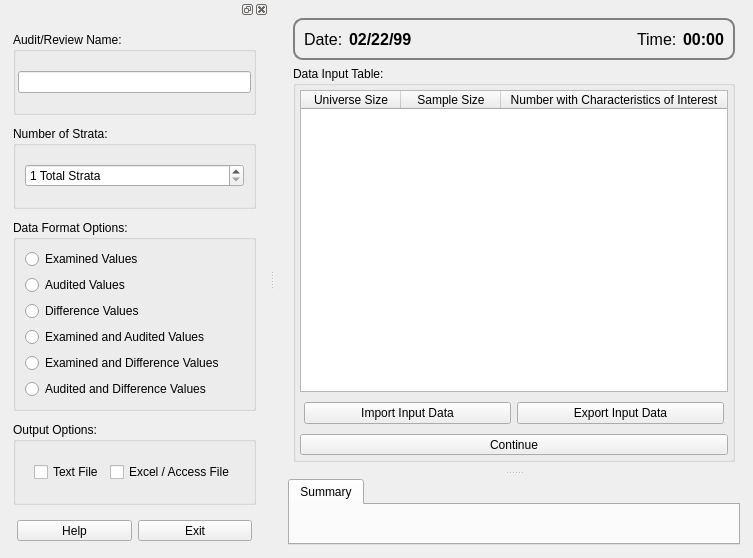
cbtek/RStats2017, file products/RAT-STATS/rstats_modules/stratified_variable_appraisal/src/UIRStatsSVA.ui: the form before one commit.
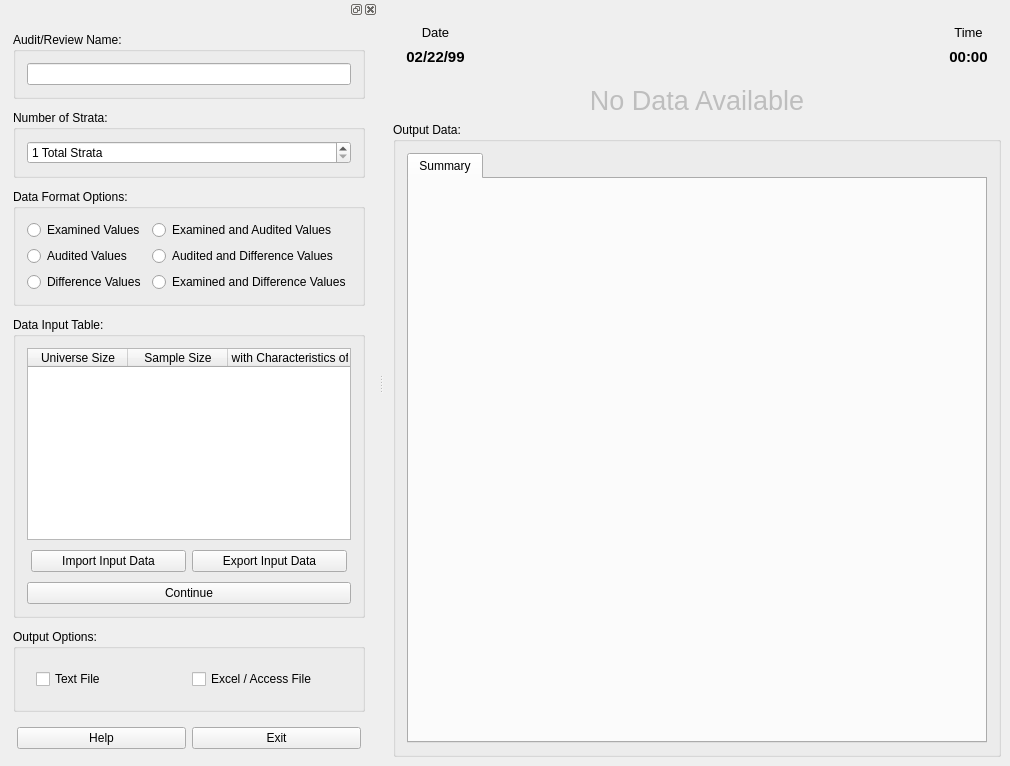
The form after the commit.

Commit message: Made a few updates to the SVA UI

```diff
--- a/products/RAT-STATS/rstats_modules/stratified_variable_appraisal/src/UIRStatsSVA.ui
+++ b/products/RAT-STATS/rstats_modules/stratified_variable_appraisal/src/UIRStatsSVA.ui
@@ -6,8 +6,8 @@
    <rect>
     <x>0</x>
     <y>0</y>
-    <width>753</width>
-    <height>558</height>
+    <width>1010</width>
+    <height>766</height>
    </rect>
   </property>
   <property name="windowTitle">
@@ -16,23 +16,14 @@
   <widget class="QWidget" name="centralwidget">
    <layout class="QVBoxLayout" name="verticalLayout_7">
     <item>
-     <widget class="QSplitter" name="splitter">
-      <property name="orientation">
-       <enum>Qt::Vertical</enum>
-      </property>
-      <widget class="QFrame" name="verticalFrame">
+     <widget class="QFrame" name="m_frmDateTime">
        <layout class="QVBoxLayout" name="verticalLayout_2">
         <item>
          <widget class="QFrame" name="m_frmTimeDate">
           <property name="styleSheet">
-           <string notr="true">#m_frmTimeDate
-{
-	border:2px solid gray;
-	border-radius:10px;
-	padding: 5px;
-}</string>
-          </property>
-          <layout class="QHBoxLayout" name="horizontalLayout_5">
+          <string notr="true"/>
+         </property>
+         <layout class="QGridLayout" name="gridLayout_3">
            <property name="leftMargin">
             <number>4</number>
            </property>
@@ -45,23 +36,26 @@
            <property name="bottomMargin">
             <number>4</number>
            </property>
-           <item>
+          <item row="0" column="1">
             <widget class="QLabel" name="label_6">
              <property name="font">
               <font>
-               <pointsize>12</pointsize>
+              <pointsize>10</pointsize>
               </font>
              </property>
              <property name="text">
-              <string>Date:</string>
+             <string>Date</string>
+            </property>
+            <property name="alignment">
+             <set>Qt::AlignCenter</set>
              </property>
             </widget>
            </item>
-           <item>
+          <item row="1" column="1">
             <widget class="QLabel" name="m_lblDate">
              <property name="font">
               <font>
-               <pointsize>12</pointsize>
+              <pointsize>11</pointsize>
                <weight>75</weight>
                <italic>false</italic>
                <bold>true</bold>
@@ -70,9 +64,44 @@
              <property name="text">
               <string>02/22/99</string>
              </property>
-            </widget>
-           </item>
-           <item>
+            <property name="alignment">
+             <set>Qt::AlignCenter</set>
+            </property>
+           </widget>
+          </item>
+          <item row="1" column="3">
+           <widget class="QLabel" name="m_lblTime">
+            <property name="font">
+             <font>
+              <pointsize>11</pointsize>
+              <weight>75</weight>
+              <bold>true</bold>
+             </font>
+            </property>
+            <property name="text">
+             <string>00:00</string>
+            </property>
+            <property name="alignment">
+             <set>Qt::AlignCenter</set>
+            </property>
+           </widget>
+          </item>
+          <item row="0" column="3">
+           <widget class="QLabel" name="label_5">
+            <property name="font">
+             <font>
+              <pointsize>10</pointsize>
+             </font>
+            </property>
+            <property name="text">
+             <string>Time</string>
+            </property>
+            <property name="alignment">
+             <set>Qt::AlignCenter</set>
+            </property>
+           </widget>
+          </item>
+          <item row="0" column="2">
             <spacer name="horizontalSpacer">
              <property name="orientation">
               <enum>Qt::Horizontal</enum>
@@ -85,151 +114,47 @@
              </property>
             </spacer>
            </item>
-           <item>
-            <widget class="QLabel" name="label_5">
-             <property name="font">
-              <font>
-               <pointsize>12</pointsize>
-              </font>
-             </property>
-             <property name="text">
-              <string>Time:</string>
-             </property>
-            </widget>
-           </item>
+         </layout>
+        </widget>
+       </item>
+      </layout>
+     </widget>
+    </item>
            <item>
-            <widget class="QLabel" name="m_lblTime">
+     <widget class="QLabel" name="m_lblNoData">
+      <property name="enabled">
+       <bool>false</bool>
+      </property>
              <property name="font">
               <font>
-               <pointsize>12</pointsize>
-               <weight>75</weight>
-               <bold>true</bold>
+        <pointsize>20</pointsize>
               </font>
              </property>
              <property name="text">
-              <string>00:00</string>
-             </property>
-            </widget>
-           </item>
-          </layout>
-         </widget>
-        </item>
+       <string>No Data Available</string>
+      </property>
+      <property name="alignment">
+       <set>Qt::AlignCenter</set>
+      </property>
+     </widget>
+    </item>
         <item>
-         <widget class="QGroupBox" name="verticalGroupBox_2">
+     <widget class="QGroupBox" name="m_grpOutput">
           <property name="title">
-           <string>Data Input Table:</string>
-          </property>
-          <layout class="QVBoxLayout" name="verticalLayout_6">
+       <string>Output Data:</string>
+      </property>
+      <layout class="QVBoxLayout" name="verticalLayout_9">
            <property name="leftMargin">
-            <number>4</number>
+        <number>11</number>
            </property>
            <property name="topMargin">
-            <number>4</number>
+        <number>11</number>
            </property>
            <property name="rightMargin">
-            <number>4</number>
+        <number>11</number>
            </property>
            <property name="bottomMargin">
-            <number>4</number>
-           </property>
-           <item>
-            <widget class="QTableWidget" name="m_tblInputData">
-             <property name="rowCount">
-              <number>0</number>
-             </property>
-             <attribute name="horizontalHeaderStretchLastSection">
-              <bool>true</bool>
-             </attribute>
-             <attribute name="verticalHeaderVisible">
-              <bool>true</bool>
-             </attribute>
-             <column>
-              <property name="text">
-               <string>Universe Size</string>
-              </property>
-             </column>
-             <column>
-              <property name="text">
-               <string>Sample Size</string>
-              </property>
-             </column>
-             <column>
-              <property name="text">
-               <string>Number with Characteristics of Interest</string>
-              </property>
-             </column>
-            </widget>
-           </item>
-           <item>
-            <layout class="QHBoxLayout" name="horizontalLayout_3">
-             <property name="leftMargin">
-              <number>4</number>
-             </property>
-             <property name="topMargin">
-              <number>4</number>
-             </property>
-             <property name="rightMargin">
-              <number>4</number>
-             </property>
-             <property name="bottomMargin">
-              <number>4</number>
-             </property>
-             <item>
-              <widget class="QPushButton" name="m_btnImportData">
-               <property name="text">
-                <string>Import Input Data</string>
-               </property>
-              </widget>
-             </item>
-             <item>
-              <widget class="QPushButton" name="m_btnExportData">
-               <property name="text">
-                <string>Export Input Data</string>
-               </property>
-              </widget>
-             </item>
-            </layout>
-           </item>
-           <item>
-            <widget class="QToolButton" name="m_btnContinue">
-             <property name="sizePolicy">
-              <sizepolicy hsizetype="Expanding" vsizetype="Fixed">
-               <horstretch>0</horstretch>
-               <verstretch>0</verstretch>
-              </sizepolicy>
-             </property>
-             <property name="text">
-              <string>Continue</string>
-             </property>
-             <property name="iconSize">
-              <size>
-               <width>32</width>
-               <height>32</height>
-              </size>
-             </property>
-             <property name="toolButtonStyle">
-              <enum>Qt::ToolButtonTextUnderIcon</enum>
-             </property>
-            </widget>
-           </item>
-          </layout>
-         </widget>
-        </item>
-       </layout>
-      </widget>
-      <widget class="QFrame" name="m_frmOutputSummary">
-       <layout class="QHBoxLayout" name="horizontalLayout">
-        <property name="leftMargin">
-         <number>4</number>
-        </property>
-        <property name="topMargin">
-         <number>4</number>
-        </property>
-        <property name="rightMargin">
-         <number>4</number>
-        </property>
-        <property name="bottomMargin">
-         <number>4</number>
+        <number>11</number>
         </property>
         <item>
          <widget class="QTabWidget" name="m_tabOutput">
@@ -246,7 +171,6 @@
         </item>
        </layout>
       </widget>
-     </widget>
     </item>
    </layout>
   </widget>
@@ -275,21 +199,27 @@
        </property>
        <item>
         <widget class="QGroupBox" name="gridGroupBox_2">
+         <property name="sizePolicy">
+          <sizepolicy hsizetype="Preferred" vsizetype="Fixed">
+           <horstretch>0</horstretch>
+           <verstretch>0</verstretch>
+          </sizepolicy>
+         </property>
          <property name="title">
           <string>Audit/Review Name:</string>
          </property>
          <layout class="QGridLayout" name="gridLayout_2">
           <property name="leftMargin">
-           <number>2</number>
+           <number>11</number>
           </property>
           <property name="topMargin">
-           <number>2</number>
+           <number>11</number>
           </property>
           <property name="rightMargin">
-           <number>2</number>
+           <number>11</number>
           </property>
           <property name="bottomMargin">
-           <number>2</number>
+           <number>11</number>
           </property>
           <item row="0" column="0">
            <widget class="QLineEdit" name="m_txtAuditName">
@@ -303,10 +233,28 @@
        </item>
        <item>
         <widget class="QGroupBox" name="verticalGroupBox">
+         <property name="sizePolicy">
+          <sizepolicy hsizetype="Preferred" vsizetype="Fixed">
+           <horstretch>0</horstretch>
+           <verstretch>0</verstretch>
+          </sizepolicy>
+         </property>
          <property name="title">
           <string>Number of Strata:</string>
          </property>
          <layout class="QVBoxLayout" name="verticalLayout">
+          <property name="leftMargin">
+           <number>11</number>
+          </property>
+          <property name="topMargin">
+           <number>11</number>
+          </property>
+          <property name="rightMargin">
+           <number>11</number>
+          </property>
+          <property name="bottomMargin">
+           <number>11</number>
+          </property>
           <item>
            <widget class="QSpinBox" name="m_spnStrata">
             <property name="alignment">
@@ -335,13 +283,18 @@
           <string>Data Format Options:</string>
          </property>
          <layout class="QGridLayout" name="gridLayout">
-          <item row="3" column="0">
-           <widget class="QRadioButton" name="m_rdbExaminedAndAudited">
-            <property name="text">
-             <string>Examined and Audited Values</string>
-            </property>
-           </widget>
-          </item>
+          <property name="leftMargin">
+           <number>11</number>
+          </property>
+          <property name="topMargin">
+           <number>11</number>
+          </property>
+          <property name="rightMargin">
+           <number>11</number>
+          </property>
+          <property name="bottomMargin">
+           <number>11</number>
+          </property>
           <item row="2" column="0">
            <widget class="QRadioButton" name="m_rdbDifference">
             <property name="text">
@@ -363,31 +316,154 @@
             </property>
            </widget>
           </item>
-          <item row="4" column="0">
-           <widget class="QRadioButton" name="m_rdbExaminedAndDifference">
+          <item row="0" column="1">
+           <widget class="QRadioButton" name="m_rdbExaminedAndAudited">
             <property name="text">
-             <string>Examined and Difference Values</string>
+             <string>Examined and Audited Values</string>
             </property>
            </widget>
           </item>
-          <item row="5" column="0">
+          <item row="1" column="1">
            <widget class="QRadioButton" name="m_rdbAuditedAndDifference">
             <property name="text">
              <string>Audited and Difference Values</string>
             </property>
            </widget>
           </item>
+          <item row="2" column="1">
+           <widget class="QRadioButton" name="m_rdbExaminedAndDifference">
+            <property name="text">
+             <string>Examined and Difference Values</string>
+            </property>
+           </widget>
+          </item>
+         </layout>
+        </widget>
+       </item>
+       <item>
+        <widget class="QGroupBox" name="verticalGroupBox_2">
+         <property name="title">
+          <string>Data Input Table:</string>
+         </property>
+         <layout class="QVBoxLayout" name="verticalLayout_6">
+          <property name="leftMargin">
+           <number>11</number>
+          </property>
+          <property name="topMargin">
+           <number>11</number>
+          </property>
+          <property name="rightMargin">
+           <number>11</number>
+          </property>
+          <property name="bottomMargin">
+           <number>11</number>
+          </property>
+          <item>
+           <widget class="QTableWidget" name="m_tblInputData">
+            <property name="rowCount">
+             <number>0</number>
+            </property>
+            <attribute name="horizontalHeaderStretchLastSection">
+             <bool>true</bool>
+            </attribute>
+            <attribute name="verticalHeaderVisible">
+             <bool>true</bool>
+            </attribute>
+            <column>
+             <property name="text">
+              <string>Universe Size</string>
+             </property>
+            </column>
+            <column>
+             <property name="text">
+              <string>Sample Size</string>
+             </property>
+            </column>
+            <column>
+             <property name="text">
+              <string>Number with Characteristics of Interest</string>
+             </property>
+            </column>
+           </widget>
+          </item>
+          <item>
+           <layout class="QGridLayout" name="gridLayout_5">
+            <property name="leftMargin">
+             <number>4</number>
+            </property>
+            <property name="topMargin">
+             <number>4</number>
+            </property>
+            <property name="rightMargin">
+             <number>4</number>
+            </property>
+            <property name="bottomMargin">
+             <number>4</number>
+            </property>
+            <item row="0" column="0">
+             <widget class="QPushButton" name="m_btnImportData">
+              <property name="text">
+               <string>Import Input Data</string>
+              </property>
+             </widget>
+            </item>
+            <item row="0" column="3">
+             <widget class="QPushButton" name="m_btnExportData">
+              <property name="text">
+               <string>Export Input Data</string>
+              </property>
+             </widget>
+            </item>
+           </layout>
+          </item>
+          <item>
+           <widget class="QPushButton" name="m_btnContinue">
+            <property name="sizePolicy">
+             <sizepolicy hsizetype="Expanding" vsizetype="Fixed">
+              <horstretch>0</horstretch>
+              <verstretch>0</verstretch>
+             </sizepolicy>
+            </property>
+            <property name="text">
+             <string>Continue</string>
+            </property>
+            <property name="iconSize">
+             <size>
+              <width>32</width>
+              <height>32</height>
+             </size>
+            </property>
+           </widget>
+          </item>
          </layout>
         </widget>
        </item>
        <item>
         <widget class="QGroupBox" name="verticalGroupBox_3">
+         <property name="sizePolicy">
+          <sizepolicy hsizetype="Preferred" vsizetype="Fixed">
+           <horstretch>0</horstretch>
+           <verstretch>0</verstretch>
+          </sizepolicy>
+         </property>
          <property name="title">
           <string>Output Options:</string>
          </property>
          <layout class="QVBoxLayout" name="verticalLayout_4">
+          <property name="leftMargin">
+           <number>11</number>
+          </property>
+          <property name="topMargin">
+           <number>11</number>
+          </property>
+          <property name="rightMargin">
+           <number>11</number>
+          </property>
+          <property name="bottomMargin">
+           <number>11</number>
+          </property>
           <item>
-           <widget class="QFrame" name="">
+           <widget class="QFrame" name="frame">
             <property name="sizePolicy">
              <sizepolicy hsizetype="Preferred" vsizetype="Fixed">
               <horstretch>0</horstretch>
@@ -416,7 +492,7 @@
         </widget>
        </item>
        <item>
-        <widget class="QFrame" name="">
+        <widget class="QFrame" name="frame">
          <property name="sizePolicy">
           <sizepolicy hsizetype="Preferred" vsizetype="Fixed">
            <horstretch>0</horstretch>
@@ -437,7 +513,7 @@
            <number>4</number>
           </property>
           <item>
-           <widget class="QToolButton" name="m_btnHelp">
+           <widget class="QPushButton" name="m_btnHelp">
             <property name="sizePolicy">
              <sizepolicy hsizetype="Expanding" vsizetype="Fixed">
               <horstretch>0</horstretch>
@@ -449,17 +525,14 @@
             </property>
             <property name="iconSize">
              <size>
-              <width>32</width>
-              <height>32</height>
+              <width>16</width>
+              <height>16</height>
              </size>
             </property>
-            <property name="toolButtonStyle">
-             <enum>Qt::ToolButtonTextUnderIcon</enum>
-            </property>
            </widget>
           </item>
           <item>
-           <widget class="QToolButton" name="m_btnExit">
+           <widget class="QPushButton" name="m_btnExit">
             <property name="sizePolicy">
              <sizepolicy hsizetype="Expanding" vsizetype="Fixed">
               <horstretch>0</horstretch>
@@ -471,13 +544,10 @@
             </property>
             <property name="iconSize">
              <size>
-              <width>32</width>
-              <height>32</height>
+              <width>16</width>
+              <height>16</height>
              </size>
             </property>
-            <property name="toolButtonStyle">
-             <enum>Qt::ToolButtonTextUnderIcon</enum>
-            </property>
            </widget>
           </item>
          </layout>
```
Left out of the diff: 19 changed lines with no effect on the pictures. Lines whose indentation alone changed are shown as unchanged. The commit also changes 6 other files.
